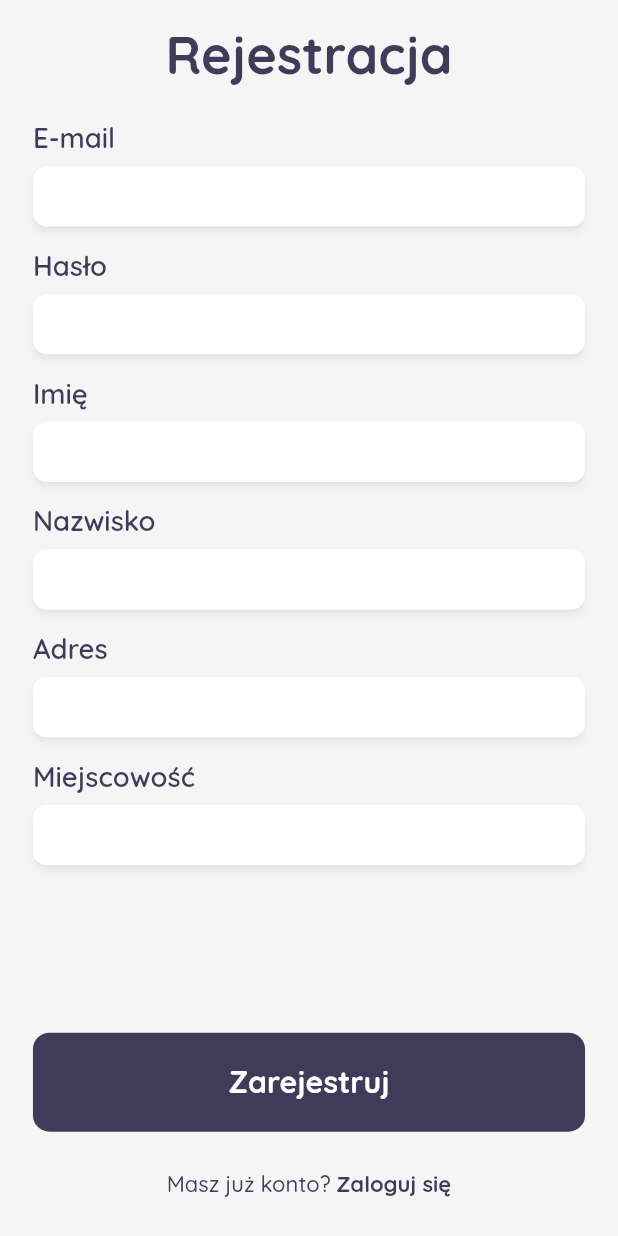
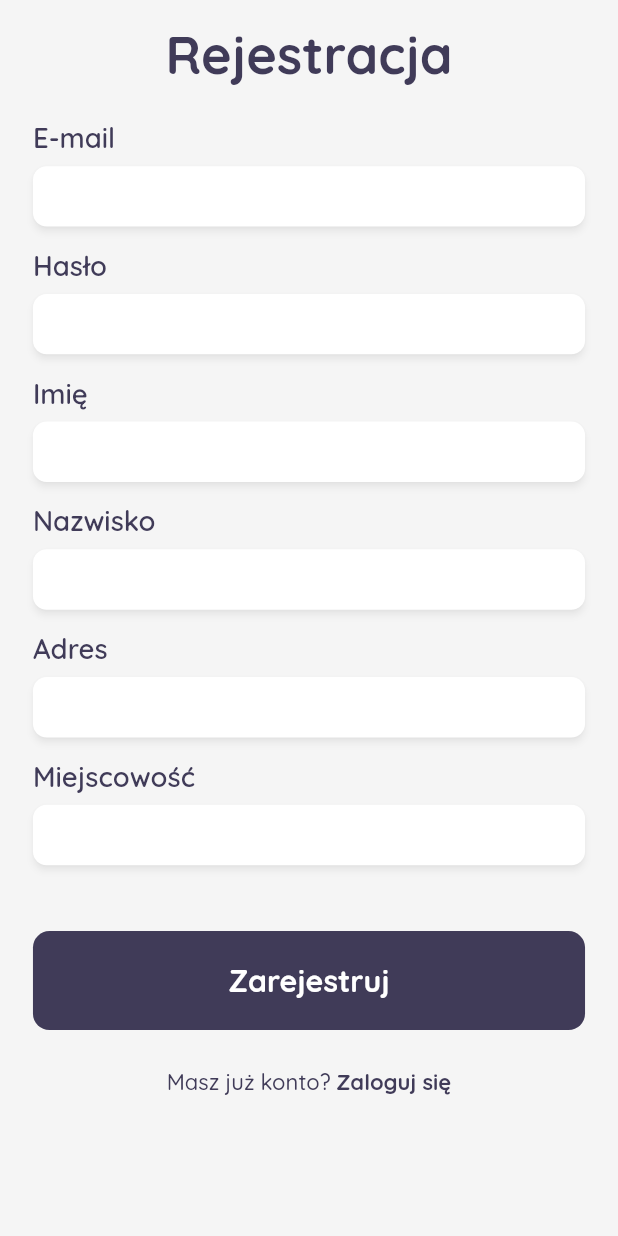
Before and after one commit to WeSsli/SneakersShop, a Flutter app: the RegisterScreen screen opened directly, on a phone screen of 412 x 824 dp. Run offline on Flutter 3.47's test engine with Material 2 defaults, Android fonts, the phone set to English and light mode, and no system bars; our stand-ins replace cloud_firestore, firebase_auth, firebase_core, flutter_svg, get, google_fonts and 1 more; accounts and stored records are empty.

```diff
--- /dev/null
+++ b/lib/bindings/auth_binding.dart
@@ -0,0 +1,9 @@
+import 'package:get/get.dart';
+import 'package:sneakers/controllers/auth_controller.dart';
+
+class AuthBinding extends Bindings {
+  @override
+  void dependencies() {
+    Get.lazyPut<AuthController>(() => AuthController());
+  }
+}
--- a/lib/screens/register_screen.dart
+++ /dev/null
@@ -1,148 +0,0 @@
-import 'package:flutter/cupertino.dart';
-import 'package:flutter/material.dart';
-import 'package:get/get.dart';
-import 'package:sneakers/widgets/text_input.dart';
-
-class RegisterScreen extends StatelessWidget {
-  @override
-  Widget build(BuildContext context) {
-    return Scaffold(
-      body: SafeArea(
-        child: Column(
-          crossAxisAlignment: CrossAxisAlignment.center,
-          children: [
-            SizedBox(
-              height: 16,
-            ),
-            Center(
-              child: Text(
-                "Rejestracja",
-                style: context.textTheme.bodyText1.copyWith(
-                  fontSize: 38,
-                  fontWeight: FontWeight.bold,
-                ),
-              ),
-            ),
-            SizedBox(
-              height: 24,
-            ),
-            Expanded(
-              child: SingleChildScrollView(
-                child: Column(
-                  children: [
-                    TextInput(
-                      label: "E-mail",
-                      textEditingController: TextEditingController(),
-                      type: TextInputType.emailAddress,
-                    ),
-                    SizedBox(
-                      height: 16,
-                    ),
-                    TextInput(
-                      label: "Hasło",
-                      textEditingController: TextEditingController(),
-                      obscure: true,
-                    ),
-                    SizedBox(
-                      height: 16,
-                    ),
-                    TextInput(
-                      label: "Imię",
-                      textEditingController: TextEditingController(),
-                    ),
-                    SizedBox(
-                      height: 16,
-                    ),
-                    TextInput(
-                      label: "Nazwisko",
-                      textEditingController: TextEditingController(),
-                    ),
-                    SizedBox(
-                      height: 16,
-                    ),
-                    TextInput(
-                      label: "Adres",
-                      textEditingController: TextEditingController(),
-                    ),
-                    SizedBox(
-                      height: 16,
-                    ),
-                    TextInput(
-                      label: "Miejscowość",
-                      textEditingController: TextEditingController(),
-                    ),
-                  ],
-                ),
-              ),
-            ),
-            SizedBox(
-              height: 16,
-            ),
-            CupertinoButton(
-              child: Container(
-                margin: const EdgeInsets.symmetric(horizontal: 24),
-                width: context.mediaQuery.size.width,
-                decoration: BoxDecoration(
-                  color: context.theme.primaryColor,
-                  borderRadius: BorderRadius.circular(12),
-                ),
-                child: Padding(
-                  padding: const EdgeInsets.symmetric(vertical: 22),
-                  child: Center(
-                    child: Text(
-                      "Zarejestruj",
-                      style: context.textTheme.bodyText1.copyWith(
-                        fontSize: 22,
-                        fontWeight: FontWeight.w800,
-                        color: Colors.white,
-                      ),
-                    ),
-                  ),
-                ),
-              ),
-              minSize: 0,
-              color: Colors.transparent,
-              padding: EdgeInsets.zero,
-              onPressed: () {},
-            ),
-            SizedBox(
-              height: 28,
-            ),
-            Container(
-              margin: EdgeInsets.only(bottom: 28),
-              child: Row(
-                mainAxisAlignment: MainAxisAlignment.center,
-                children: [
-                  Text(
-                    "Masz już konto?",
-                    style: context.textTheme.bodyText1.copyWith(
-                      fontSize: 16,
-                      color: context.theme.primaryColor,
-                    ),
-                  ),
-                  SizedBox(
-                    width: 4,
-                  ),
-                  CupertinoButton(
-                    child: Text(
-                      "Zaloguj się",
-                      style: context.textTheme.bodyText1.copyWith(
-                        fontSize: 16,
-                        fontWeight: FontWeight.w800,
-                        color: context.theme.primaryColor,
-                      ),
-                    ),
-                    onPressed: () {},
-                    padding: EdgeInsets.zero,
-                    minSize: 0,
-                    color: Colors.transparent,
-                  ),
-                ],
-              ),
-            ),
-          ],
-        ),
-      ),
-    );
-  }
-}
--- /dev/null
+++ b/lib/screens/register_screen/register_screen.dart
@@ -0,0 +1,151 @@
+import 'package:flutter/cupertino.dart';
+import 'package:flutter/material.dart';
+import 'package:get/get.dart';
+import 'package:sneakers/widgets/text_input.dart';
+
+import 'controllers/register_controller.dart';
+
+class RegisterScreen extends StatelessWidget {
+
+  final signupController = Get.put(SignupController());
+
+  @override
+  Widget build(BuildContext context) {
+    return Scaffold(
+      body: SafeArea(
+        child: SingleChildScrollView(
+          child: Column(
+            crossAxisAlignment: CrossAxisAlignment.center,
+            children: [
+              SizedBox(
+                height: 16,
+              ),
+              Center(
+                child: Text(
+                  "Rejestracja",
+                  style: context.textTheme.bodyText1.copyWith(
+                    fontSize: 38,
+                    fontWeight: FontWeight.bold,
+                  ),
+                ),
+              ),
+              SizedBox(
+                height: 24,
+              ),
+              TextInput(
+                label: "E-mail",
+                textEditingController: signupController.emailController,
+                type: TextInputType.emailAddress,
+              ),
+              SizedBox(
+                height: 16,
+              ),
+              TextInput(
+                label: "Hasło",
+                textEditingController: signupController.passwordController,
+                obscure: true,
+              ),
+              SizedBox(
+                height: 16,
+              ),
+              TextInput(
+                label: "Imię",
+                textEditingController: signupController.nameController,
+              ),
+              SizedBox(
+                height: 16,
+              ),
+              TextInput(
+                label: "Nazwisko",
+                textEditingController: signupController.surnameController,
+              ),
+              SizedBox(
+                height: 16,
+              ),
+              TextInput(
+                label: "Adres",
+                textEditingController: signupController.addressController,
+              ),
+              SizedBox(
+                height: 16,
+              ),
+              TextInput(
+                label: "Miejscowość",
+                textEditingController: signupController.cityController,
+              ),
+              SizedBox(
+                height: 48,
+              ),
+              CupertinoButton(
+                child: Container(
+                  margin: const EdgeInsets.symmetric(horizontal: 24),
+                  width: context.mediaQuery.size.width,
+                  decoration: BoxDecoration(
+                    color: context.theme.primaryColor,
+                    borderRadius: BorderRadius.circular(12),
+                  ),
+                  child: Padding(
+                    padding: const EdgeInsets.symmetric(vertical: 22),
+                    child: Center(
+                      child: Text(
+                        "Zarejestruj",
+                        style: context.textTheme.bodyText1.copyWith(
+                          fontSize: 22,
+                          fontWeight: FontWeight.w800,
+                          color: Colors.white,
+                        ),
+                      ),
+                    ),
+                  ),
+                ),
+                minSize: 0,
+                color: Colors.transparent,
+                padding: EdgeInsets.zero,
+                onPressed: () {
+                  signupController.signUp();
+                },
+              ),
+              SizedBox(
+                height: 28,
+              ),
+              Container(
+                margin: EdgeInsets.only(bottom: 28),
+                child: Row(
+                  mainAxisAlignment: MainAxisAlignment.center,
+                  children: [
+                    Text(
+                      "Masz już konto?",
+                      style: context.textTheme.bodyText1.copyWith(
+                        fontSize: 16,
+                        color: context.theme.primaryColor,
+                      ),
+                    ),
+                    SizedBox(
+                      width: 4,
+                    ),
+                    CupertinoButton(
+                      child: Text(
+                        "Zaloguj się",
+                        style: context.textTheme.bodyText1.copyWith(
+                          fontSize: 16,
+                          fontWeight: FontWeight.w800,
+                          color: context.theme.primaryColor,
+                        ),
+                      ),
+                      onPressed: () {
+                        Get.back();
+                      },
+                      padding: EdgeInsets.zero,
+                      minSize: 0,
+                      color: Colors.transparent,
+                    ),
+                  ],
+                ),
+              ),
+            ],
+          ),
+        ),
+      ),
+    );
+  }
+}
--- a/pubspec.yaml
+++ b/pubspec.yaml
@@ -33,6 +33,7 @@ dependencies:
   flutter_svg:
   google_fonts: ^1.1.2
   responsive_framework: ^0.0.14
+  cloud_firestore:
 
 
 dev_dependencies:
```
Also changed, not shown: lib/controllers/auth_controller.dart (added, +75 -0 lines), lib/controllers/user_controller.dart (added, +14 -0 lines), lib/main.dart (+4 -4 lines), lib/models/user.dart (added, +28 -0 lines), lib/screens/home_screen/home_screen.dart (added, +28 -0 lines), lib/screens/login_screen/controllers/log_in_controller.dart (added, +36 -0 lines), lib/screens/login_screen/login_screen.dart (renamed from lib/screens/login_screen.dart, +14 -4 lines), lib/screens/register_screen/controllers/register_controller.dart (added, +84 -0 lines), lib/screens/splash_screen.dart (added, +17 -0 lines), lib/services/database.dart (added, +33 -0 lines), lib/utils/root.dart (added, +24 -0 lines), assets/images/logo.png (added), lib/screens/home_screen/controllers/navigation_controller.dart (added), pubspec.lock, 1 other file.
